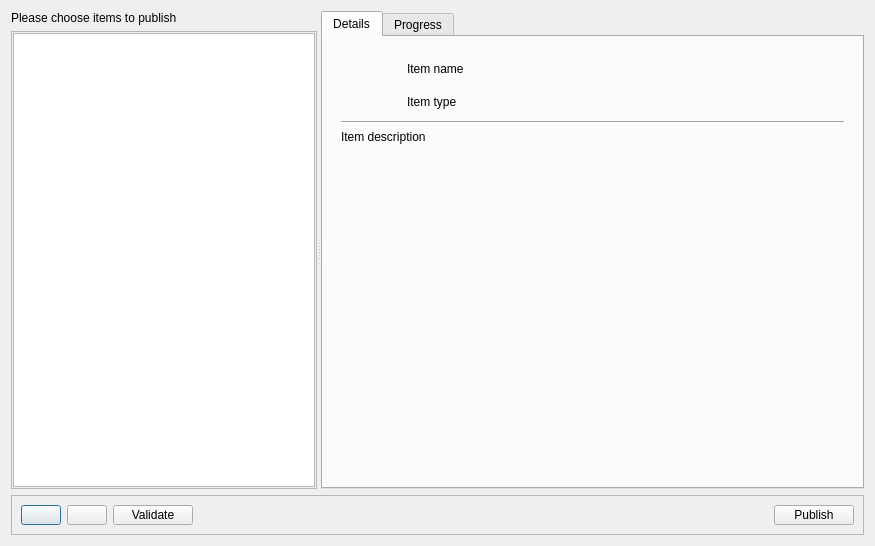
Before: the Qt Designer form resources/dialog.ui in shotgunsoftware/tk-multi-publish2, drawn with Qt 5.
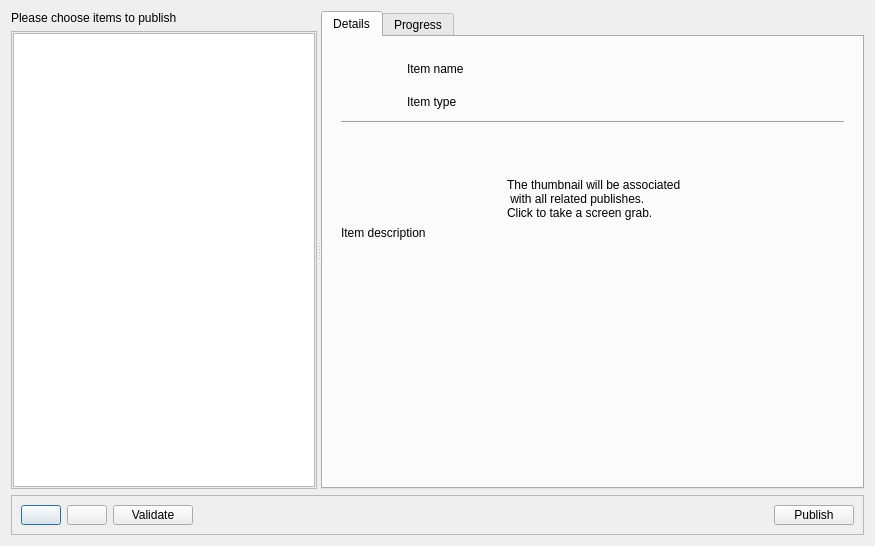
After: the same form once the commit is applied. The open tabs and pages were chosen to show the change. Icons and pictures are not drawn. Custom widgets are drawn as their Qt base class.

Patch:
```diff
--- a/resources/dialog.ui
+++ b/resources/dialog.ui
@@ -385,6 +385,47 @@
               </property>
              </widget>
             </item>
+            <item>
+             <layout class="QHBoxLayout" name="horizontalLayout_7">
+              <item>
+               <widget class="Thumbnail" name="item_thumbnail">
+                <property name="minimumSize">
+                 <size>
+                  <width>160</width>
+                  <height>90</height>
+                 </size>
+                </property>
+                <property name="maximumSize">
+                 <size>
+                  <width>160</width>
+                  <height>90</height>
+                 </size>
+                </property>
+                <property name="text">
+                 <string/>
+                </property>
+                <property name="scaledContents">
+                 <bool>true</bool>
+                </property>
+               </widget>
+              </item>
+              <item>
+               <widget class="QLabel" name="item_description_2">
+                <property name="text">
+                 <string>The thumbnail will be associated
+ with all related publishes.
+Click to take a screen grab.</string>
+                </property>
+                <property name="alignment">
+                 <set>Qt::AlignBottom|Qt::AlignLeading|Qt::AlignLeft</set>
+                </property>
+                <property name="wordWrap">
+                 <bool>true</bool>
+                </property>
+               </widget>
+              </item>
+             </layout>
+            </item>
             <item>
              <widget class="QLabel" name="item_description">
               <property name="text">
@@ -395,28 +436,6 @@
               </property>
              </widget>
             </item>
-            <item>
-             <widget class="Thumbnail" name="item_thumbnail">
-              <property name="minimumSize">
-               <size>
-                <width>160</width>
-                <height>90</height>
-               </size>
-              </property>
-              <property name="maximumSize">
-               <size>
-                <width>160</width>
-                <height>90</height>
-               </size>
-              </property>
-              <property name="text">
-               <string/>
-              </property>
-              <property name="scaledContents">
-               <bool>true</bool>
-              </property>
-             </widget>
-            </item>
             <item>
              <spacer name="verticalSpacer_5">
               <property name="orientation">
@@ -425,7 +444,7 @@
               <property name="sizeHint" stdset="0">
                <size>
                 <width>20</width>
-                <height>172</height>
+                <height>168</height>
                </size>
               </property>
              </spacer>
```
Left out of the diff: 2 changed lines with no effect on the pictures.
